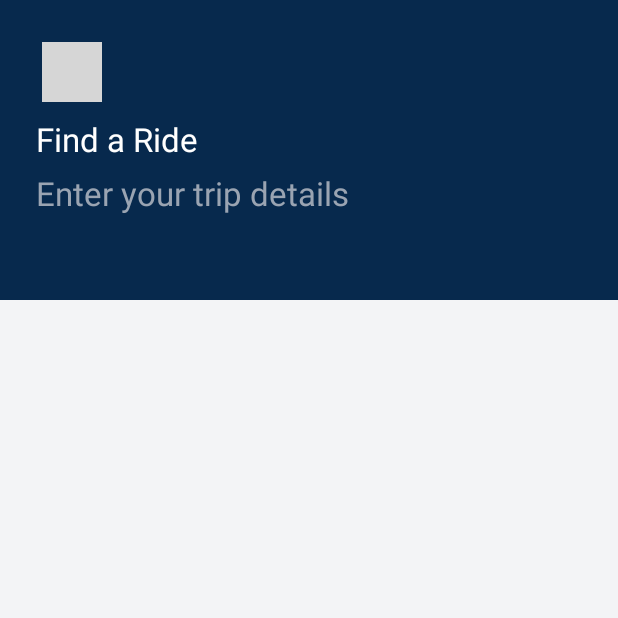
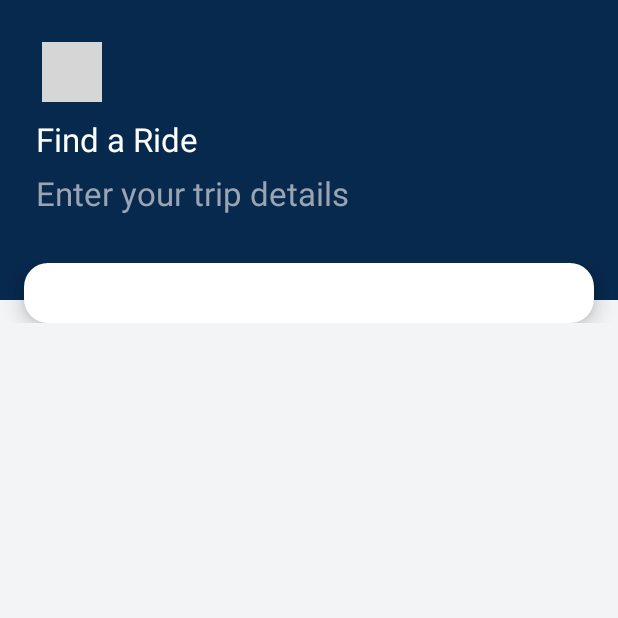
Before and after one commit to bookwalamustafa/Find-My-Ride, an Android app built with Jetpack Compose: the composable FindRideScreen shown on its own in the app's theme, on a phone screen of 412 x 824 dp, the top half of it. Run offline under Robolectric (Android 15) with nearby library versions, the phone set to English and light mode, and no system bars; our stand-ins replace Compose Multiplatform resources; 1 statement that could not run was skipped; grey boxes are pictures that could not be loaded.

Commit message:
feature(rides): initialized floating white card for the UI

```diff
--- a/app/composeApp/src/commonMain/kotlin/com/example/demo/feature/rides/FindRideScreen.kt
+++ b/app/composeApp/src/commonMain/kotlin/com/example/demo/feature/rides/FindRideScreen.kt
@@ -1,6 +1,8 @@
 package com.example.demo.ui.theme
 
+import androidx.compose.foundation.ScrollState
 import androidx.compose.foundation.background
+import androidx.compose.foundation.layout.Arrangement
 import androidx.compose.foundation.layout.Box
 import androidx.compose.foundation.layout.Column
 import androidx.compose.foundation.layout.Spacer
@@ -8,13 +10,23 @@ import androidx.compose.foundation.layout.fillMaxSize
 import androidx.compose.foundation.layout.fillMaxWidth
 import androidx.compose.foundation.layout.height
 import androidx.compose.foundation.layout.padding
+import androidx.compose.foundation.rememberScrollState
+import androidx.compose.foundation.shape.RoundedCornerShape
+import androidx.compose.foundation.verticalScroll
+import androidx.compose.material3.Card
+import androidx.compose.material3.CardDefaults
 import androidx.compose.material3.Icon
 import androidx.compose.material3.IconButton
 import androidx.compose.material3.MaterialTheme
 import androidx.compose.material3.Text
 import androidx.compose.runtime.Composable
+import androidx.compose.runtime.getValue
+import androidx.compose.runtime.mutableStateOf
+import androidx.compose.runtime.remember
+import androidx.compose.runtime.setValue
 import androidx.compose.ui.Modifier
 import androidx.compose.ui.graphics.Color
+import androidx.compose.ui.text.font.FontWeight
 import androidx.compose.ui.unit.dp
 import app.composeapp.generated.resources.Res
 import app.composeapp.generated.resources.ic_back_arrow
@@ -22,10 +34,9 @@ import app.composeapp.generated.resources.ic_back_arrow
 import org.jetbrains.compose.resources.painterResource
 
 @Composable
-fun FindRideScreen(
-    onBackClick: () -> Unit,
-) {
+fun FindRideScreen() {
     val bgColor = Color(0xFFF3F4F6)
+    val scrollState = rememberScrollState()
 
     Box(
         modifier = Modifier
@@ -40,11 +51,11 @@ fun FindRideScreen(
                 .background(DrexelBlue)
                 .padding(24.dp)
         ) {
-            IconButton(onClick = onBackClick) {
+            IconButton(onClick = {}) {
                 Icon(
                     painter = painterResource(Res.drawable.ic_back_arrow),
                     contentDescription = "Back",
-                    tint = Color.White,
+                    tint = Color.White
                 )
             }
 
@@ -53,7 +64,7 @@ fun FindRideScreen(
             Text(
                 text = "Find a Ride",
                 style = MaterialTheme.typography.titleLarge,
-                color = Color.White,
+                color = Color.White
             )
 
             Spacer(modifier = Modifier.height(8.dp))
@@ -61,8 +72,43 @@ fun FindRideScreen(
             Text(
                 text = "Enter your trip details",
                 style = MaterialTheme.typography.titleLarge,
-                color = HintGrey,
+                color = HintGrey
             )
+        }
+
+        // 2. The Floating Card
+        Card(
+            modifier = Modifier
+                .fillMaxWidth()
+                .padding(top = 175.dp, start = 16.dp, end = 16.dp, bottom = 16.dp)
+                .verticalScroll(scrollState), // Make form scrollable on small screens
+            shape = RoundedCornerShape(16.dp),
+            colors = CardDefaults.cardColors(containerColor = Color.White),
+            elevation = CardDefaults.cardElevation(defaultElevation = 8.dp)
+        ) {
+            Column(
+                modifier = Modifier.padding(20.dp),
+                verticalArrangement = Arrangement.spacedBy(16.dp)
+            ) {
+
+            }
         }
     }
 }
+
+@Composable
+fun RideInput(
+    label: String,
+    icon: androidx.compose.ui.graphics.vector.ImageVector,
+    value: String,
+    modifier: Modifier = Modifier
+) {
+    Column(modifier = modifier) {
+        Text(
+            text = label,
+            style = MaterialTheme.typography.titleLarge,
+            fontWeight = FontWeight.SemiBold,
+            modifier = Modifier.padding(bottom = 4.dp)
+        )
+    }
+}
```
